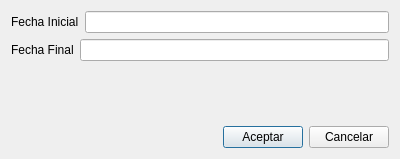
Qt form bulmages/bulmafact/plugins/plugin_tc_articulos/openreports/inf_ventas.ui (eboladev/Bulmages-1) before a commit.
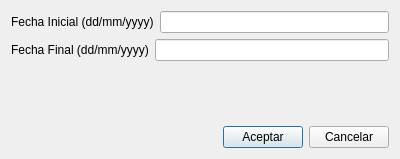
The same form after that commit. Custom widgets are drawn as their Qt base class.

Commit message: Arreglo la funcion de calculo del CIF (Ahora creo que si) Mejoro un poco la venana que pregunta fechas para los subformularios.

Diff of the .ui file:
```diff
--- a/bulmages/bulmafact/plugins/plugin_tc_articulos/openreports/inf_ventas.ui
+++ b/bulmages/bulmafact/plugins/plugin_tc_articulos/openreports/inf_ventas.ui
@@ -18,7 +18,7 @@
      <item>
       <widget class="QLabel" name="label" >
        <property name="text" >
-        <string>Fecha Inicial</string>
+        <string>Fecha Inicial (dd/mm/yyyy)</string>
        </property>
       </widget>
      </item>
@@ -32,7 +32,7 @@
      <item>
       <widget class="QLabel" name="label_2" >
        <property name="text" >
-        <string>Fecha Final</string>
+        <string>Fecha Final (dd/mm/yyyy)</string>
        </property>
       </widget>
      </item>
```
The commit also changes 1 other file.
